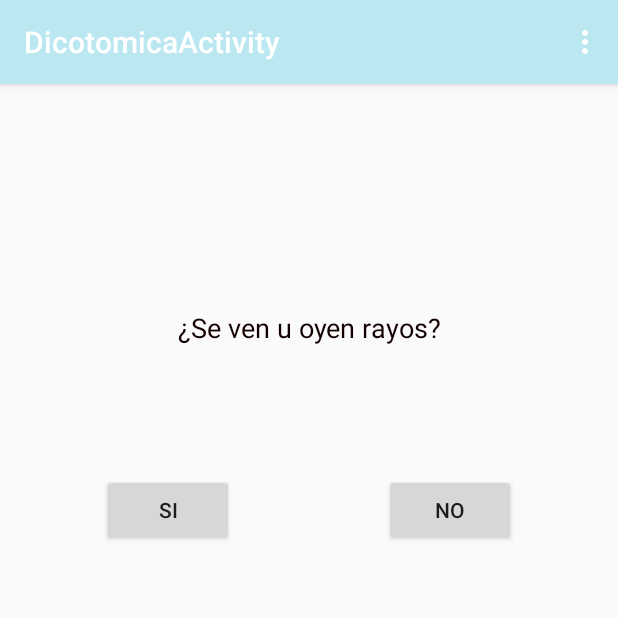
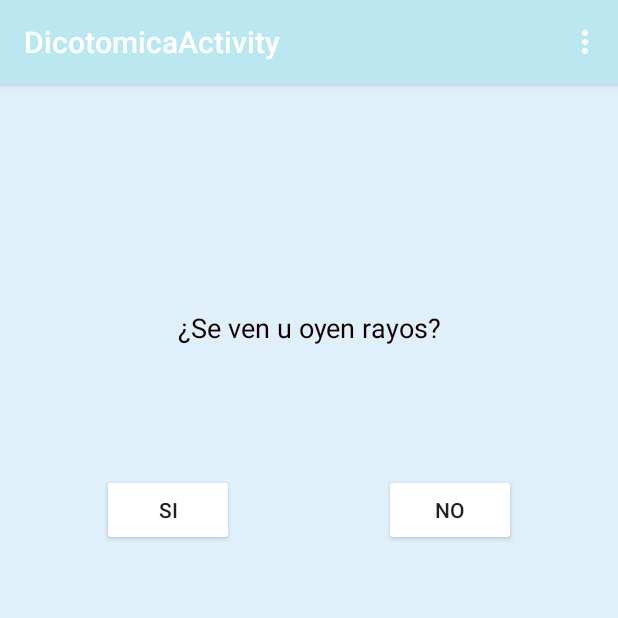
Before and after one commit to txeto90/MyClouds, an Android app: the screen it shows after launch (DicotomicaActivity), in the options menu, after a tap on "Identificador", on a phone screen of 412 x 824 dp, the top half of it. Run offline under Robolectric (Android 15) with nearby library versions, the phone set to English and light mode, and no system bars.

```diff
--- a/app/src/main/java/com/example/myclouds/activity/QuizActivity.java
+++ b/app/src/main/java/com/example/myclouds/activity/QuizActivity.java
@@ -60,9 +60,9 @@ public class QuizActivity extends MainMenu {
 
     public void posarPregunta(){
         rg.clearCheck();
-        rd1.setBackgroundColor(Color.parseColor("#FAFAFA"));
-        rd2.setBackgroundColor(Color.parseColor("#FAFAFA"));
-        rd3.setBackgroundColor(Color.parseColor("#FAFAFA"));
+        rd1.setBackgroundColor(Color.parseColor("#E0F0FA"));
+        rd2.setBackgroundColor(Color.parseColor("#E0F0FA"));
+        rd3.setBackgroundColor(Color.parseColor("#E0F0FA"));
 
         int lloc = new Random().nextInt(2);
         random = new Random().nextInt(preguntes.size());
@@ -109,13 +109,13 @@ public class QuizActivity extends MainMenu {
                 //fallada
                 selectRD.setBackgroundColor(Color.RED);
             }
-            tempsEspera(rg, selectRD);
+            tempsEspera();
         }
 
     }
 
     Handler mHandler;
-    public void tempsEspera(RadioGroup rg, RadioButton rb){
+    public void tempsEspera(){
         mHandler = new Handler();
         mHandler.postDelayed(r, 3000);
     }
--- a/app/src/main/res/layout/content_dicotomica.xml
+++ b/app/src/main/res/layout/content_dicotomica.xml
@@ -4,6 +4,7 @@
     xmlns:tools="http://schemas.android.com/tools"
     android:layout_width="match_parent"
     android:layout_height="match_parent"
+    android:background="#E0F0FA"
     app:layout_behavior="@string/appbar_scrolling_view_behavior">
 
     <TextView
@@ -25,8 +26,9 @@
         android:layout_marginStart="92dp"
         android:layout_marginTop="260dp"
         android:layout_marginEnd="50dp"
+        android:backgroundTint="#FFFFFF"
+        android:onClick="esquerre"
         android:text="Si"
-        android:onClick="esquerre"
         app:layout_constraintEnd_toStartOf="@+id/btnNo"
         app:layout_constraintStart_toStartOf="parent"
         app:layout_constraintTop_toTopOf="parent" />
@@ -38,8 +40,9 @@
         android:layout_marginStart="50dp"
         android:layout_marginTop="260dp"
         android:layout_marginEnd="92dp"
+        android:backgroundTint="#FFFFFF"
+        android:onClick="dret"
         android:text="No"
-        android:onClick="dret"
         app:layout_constraintEnd_toEndOf="parent"
         app:layout_constraintStart_toEndOf="@+id/btnSi"
         app:layout_constraintTop_toTopOf="parent" />
--- a/app/src/main/res/layout/content_nuvol_data.xml
+++ b/app/src/main/res/layout/content_nuvol_data.xml
@@ -4,6 +4,7 @@
     xmlns:tools="http://schemas.android.com/tools"
     android:layout_width="match_parent"
     android:layout_height="match_parent"
+    android:background="#E0F0FA"
     app:layout_behavior="@string/appbar_scrolling_view_behavior">
 
     <ScrollView
--- a/app/src/main/res/layout/content_nuvol_list.xml
+++ b/app/src/main/res/layout/content_nuvol_list.xml
@@ -6,6 +6,7 @@
     android:layout_height="match_parent"
     android:orientation="vertical"
     tools:context="activity.NuvolListActivity"
+    android:background="#E0F0FA"
     tools:showIn="@layout/activity_nuvol_list">
 
     <LinearLayout
--- a/app/src/main/res/layout/content_quiz.xml
+++ b/app/src/main/res/layout/content_quiz.xml
@@ -4,6 +4,7 @@
     android:layout_width="match_parent"
     android:layout_height="match_parent"
     android:orientation="vertical"
+    android:background="#E0F0FA"
     app:layout_behavior="@string/appbar_scrolling_view_behavior" >
 
     <ImageView
@@ -52,5 +53,7 @@
         android:id="@+id/btnConfirmar"
         android:layout_width="match_parent"
         android:layout_height="wrap_content"
+        android:backgroundTint="#FFFFFF"
         android:text="Confirmar" />
+
 </LinearLayout>
```
Also changed, not shown: app/src/main/java/com/example/myclouds/dao/SQLiteHelper.java (+10 -10 lines), app/src/main/res/layout/content_main.xml (+20 -5 lines), app/src/main/res/drawable/menu_dos.png (added), app/src/main/res/drawable/menu_tres.png (added), app/src/main/res/drawable/menu_u.png (added).
